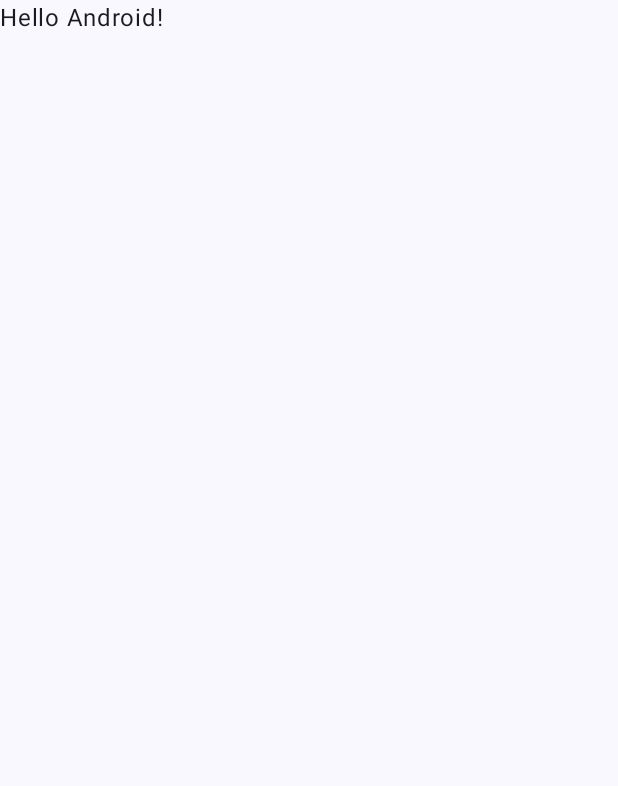
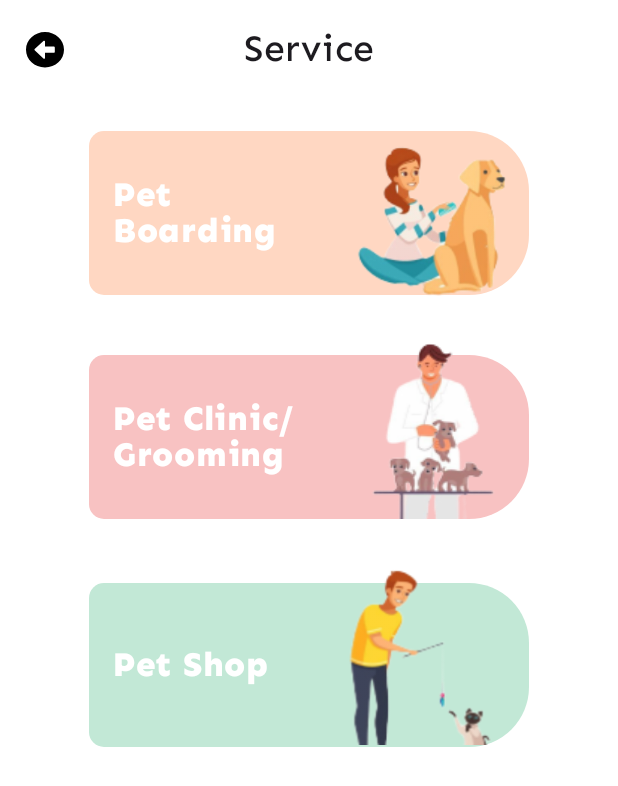
Before and after one commit to HenryStp/PetkuMobile, an Android app built with Jetpack Compose: the screen it shows after launch (MainActivity), on a phone screen of 412 x 824 dp. Before the commit the part shown is almost empty. Shown: the top 786 px of the screen. Run offline under Robolectric (Android 15) with nearby library versions, the phone set to English and light mode, and no system bars.

Commit message:
database pet boarding

```diff
--- a/app/src/main/java/usu/adpl/petkumobile/MainActivity.kt
+++ b/app/src/main/java/usu/adpl/petkumobile/MainActivity.kt
@@ -3,45 +3,78 @@
 import android.os.Bundle
 import androidx.activity.ComponentActivity
 import androidx.activity.compose.setContent
-import androidx.activity.enableEdgeToEdge
-import androidx.compose.foundation.layout.fillMaxSize
-import androidx.compose.foundation.layout.padding
-import androidx.compose.material3.Scaffold
-import androidx.compose.material3.Text
-import androidx.compose.runtime.Composable
-import androidx.compose.ui.Modifier
+import androidx.compose.material3.MaterialTheme
+import androidx.compose.material3.Surface
+import androidx.navigation.compose.rememberNavController
+import androidx.navigation.compose.NavHost
+import androidx.navigation.compose.composable
 import androidx.compose.ui.tooling.preview.Preview
-import usu.adpl.petkumobile.ui.theme.PetkuMobileTheme
+import androidx.navigation.compose.composable
+import androidx.navigation.navArgument
+import androidx.navigation.NavType
+import androidx.navigation.NavController
 
 class MainActivity : ComponentActivity() {
     override fun onCreate(savedInstanceState: Bundle?) {
         super.onCreate(savedInstanceState)
-        enableEdgeToEdge()
         setContent {
-            PetkuMobileTheme {
-                Scaffold(modifier = Modifier.fillMaxSize()) { innerPadding ->
-                    Greeting(
-                        name = "Android",
-                        modifier = Modifier.padding(innerPadding)
-                    )
+            MaterialTheme {
+                Surface(color = MaterialTheme.colorScheme.background) {
+                    val navController = rememberNavController()
+                    NavHost(navController = navController, startDestination = "service") {
+                        composable("service") {
+                            ServiceScreen(navController = navController)
+                        }
+                        composable("pet-boarding") {
+                            PetBoardingScreen(navController = navController)
+                        }
+                        composable("pet-clinic") {
+                            PetClinicScreen(navController = navController)
+                        }
+                        composable("pet-shop") {
+                            PetShopScreen(navController = navController)
+                        }
+                        composable(
+                            "pet-clinic-profile/{nama}/{alamat}/{telepon}/{instagram}/{link}",
+                            arguments = listOf(
+                                navArgument("nama") { type = NavType.StringType },
+                                navArgument("alamat") { type = NavType.StringType },
+                                navArgument("telepon") { type = NavType.StringType },
+                                navArgument("instagram") { type = NavType.StringType },
+                                navArgument("link") { type = NavType.StringType },
+                            )
+                        ) { backStackEntry ->
+                            val nama = backStackEntry.arguments?.getString("nama") ?: ""
+                            val alamat = backStackEntry.arguments?.getString("alamat") ?: ""
+                            val telepon = backStackEntry.arguments?.getString("telepon") ?: ""
+                            val instagram = backStackEntry.arguments?.getString("instagram") ?: ""
+                            val link = backStackEntry.arguments?.getString("link") ?: ""
+
+                            PetClinicProfileScreen(nama, alamat, telepon, instagram, link, navController = navController )
+                        }
+
+                        // Menambahkan destinasi untuk PetBoardingProfileScreen dengan argumen tambahan
+                        composable(
+                            "pet-boarding-profile/{nama}/{alamat}/{telepon}/{instagram}/{link}",
+                            arguments = listOf(
+                                navArgument("nama") { type = NavType.StringType },
+                                navArgument("alamat") { type = NavType.StringType },
+                                navArgument("telepon") { type = NavType.StringType },
+                                navArgument("instagram") { type = NavType.StringType },
+                                navArgument("link") { type = NavType.StringType },
+                            )
+                        ) { backStackEntry ->
+                            val nama = backStackEntry.arguments?.getString("nama") ?: ""
+                            val alamat = backStackEntry.arguments?.getString("alamat") ?: ""
+                            val telepon = backStackEntry.arguments?.getString("telepon") ?: ""
+                            val instagram = backStackEntry.arguments?.getString("instagram") ?: ""
+                            val link = backStackEntry.arguments?.getString("link") ?: ""
+
+                            PetBoardingProfileScreen(nama, alamat, telepon, instagram, link,navController = navController )
+                        }
+                    }
                 }
             }
         }
     }
 }
-
-@Composable
-fun Greeting(name: String, modifier: Modifier = Modifier) {
-    Text(
-        text = "Hello $name!",
-        modifier = modifier
-    )
-}
-
-@Preview(showBackground = true)
-@Composable
-fun GreetingPreview() {
-    PetkuMobileTheme {
-        Greeting("Android")
-    }
-}
--- /dev/null
+++ b/app/src/main/res/drawable/back_black.xml
@@ -0,0 +1,9 @@
+<vector xmlns:android="http://schemas.android.com/apk/res/android"
+    android:width="29dp"
+    android:height="27dp"
+    android:viewportWidth="29"
+    android:viewportHeight="27">
+  <path
+      android:pathData="M14.5,27C6.49,27 0,20.958 0,13.5C0,6.042 6.49,0 14.5,0C22.51,0 29,6.042 29,13.5C29,20.958 22.51,27 14.5,27ZM21.282,11.105H14.5V7.245C14.5,6.663 13.74,6.369 13.301,6.783L6.619,13.037C6.344,13.293 6.344,13.701 6.619,13.957L13.301,20.212C13.746,20.626 14.5,20.332 14.5,19.749V15.895H21.282C21.668,15.895 21.984,15.601 21.984,15.242V11.758C21.984,11.399 21.668,11.105 21.282,11.105Z"
+      android:fillColor="#000000"/>
+</vector>
--- /dev/null
+++ b/app/src/main/res/drawable/ic_phone.xml
@@ -0,0 +1,5 @@
+<vector xmlns:android="http://schemas.android.com/apk/res/android" android:height="24dp" android:tint="#000000" android:viewportHeight="24" android:viewportWidth="24" android:width="24dp">
+
+    <path android:fillColor="@android:color/white" android:pathData="M6.62,10.79c1.44,2.83 3.76,5.14 6.59,6.59l2.2,-2.2c0.27,-0.27 0.67,-0.36 1.02,-0.24 1.12,0.37 2.33,0.57 3.57,0.57 0.55,0 1,0.45 1,1V20c0,0.55 -0.45,1 -1,1 -9.39,0 -17,-7.61 -17,-17 0,-0.55 0.45,-1 1,-1h3.5c0.55,0 1,0.45 1,1 0,1.25 0.2,2.45 0.57,3.57 0.11,0.35 0.03,0.74 -0.25,1.02l-2.2,2.2z"/>
+
+</vector>
--- a/gradle/libs.versions.toml
+++ b/gradle/libs.versions.toml
@@ -8,6 +8,8 @@
 lifecycleRuntimeKtx = "2.8.7"
 activityCompose = "1.9.3"
 composeBom = "2024.04.01"
+googleGmsGoogleServices = "4.4.2"
+firebaseFirestore = "25.1.1"
 
 [libraries]
 androidx-core-ktx = { group = "androidx.core", name = "core-ktx", version.ref = "coreKtx" }
@@ -24,8 +26,10 @@
 androidx-ui-test-manifest = { group = "androidx.compose.ui", name = "ui-test-manifest" }
 androidx-ui-test-junit4 = { group = "androidx.compose.ui", name = "ui-test-junit4" }
 androidx-material3 = { group = "androidx.compose.material3", name = "material3" }
+firebase-firestore = { group = "com.google.firebase", name = "firebase-firestore", version.ref = "firebaseFirestore" }
 
 [plugins]
 android-application = { id = "com.android.application", version.ref = "agp" }
 kotlin-android = { id = "org.jetbrains.kotlin.android", version.ref = "kotlin" }
 kotlin-compose = { id = "org.jetbrains.kotlin.plugin.compose", version.ref = "kotlin" }
+google-gms-google-services = { id = "com.google.gms.google-services", version.ref = "googleGmsGoogleServices" }
```
Also changed, not shown: app/build.gradle.kts (+8 -4 lines), app/src/main/java/usu/adpl/petkumobile/pet-boarding-profile.kt (+106 -57 lines), app/src/main/java/usu/adpl/petkumobile/pet-boarding.kt (+78 -12 lines), build.gradle.kts (+7 -0 lines), app/src/main/res/drawable/gambar_pet_boarding.png (added), app/src/main/res/drawable/gambar_pet_clinic.png (added), app/src/main/res/drawable/gambar_pet_shop.png (added), app/src/main/res/drawable/ic_instagram.png (added), 5 other files.
